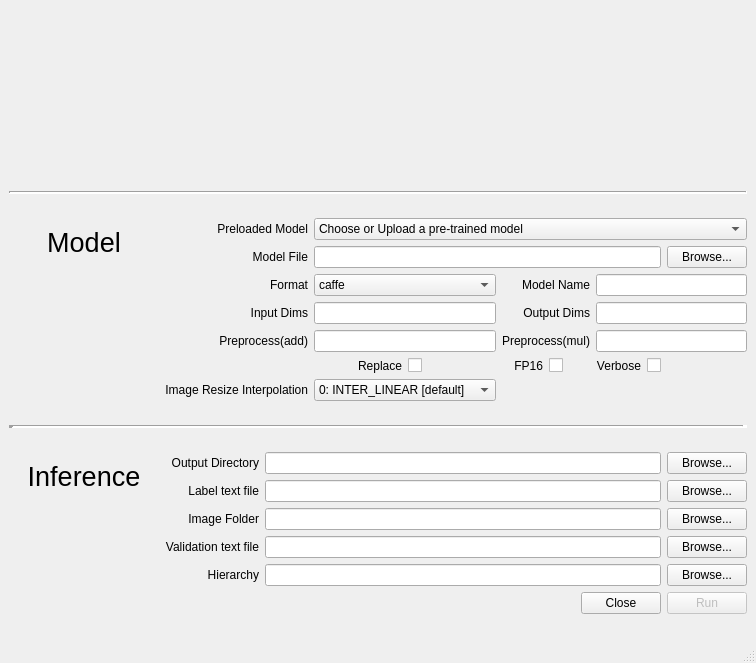
The window that inference_control.ui (kiritigowda/mivisionx-inference-analyzer) describes before a commit, drawn with Qt 5.
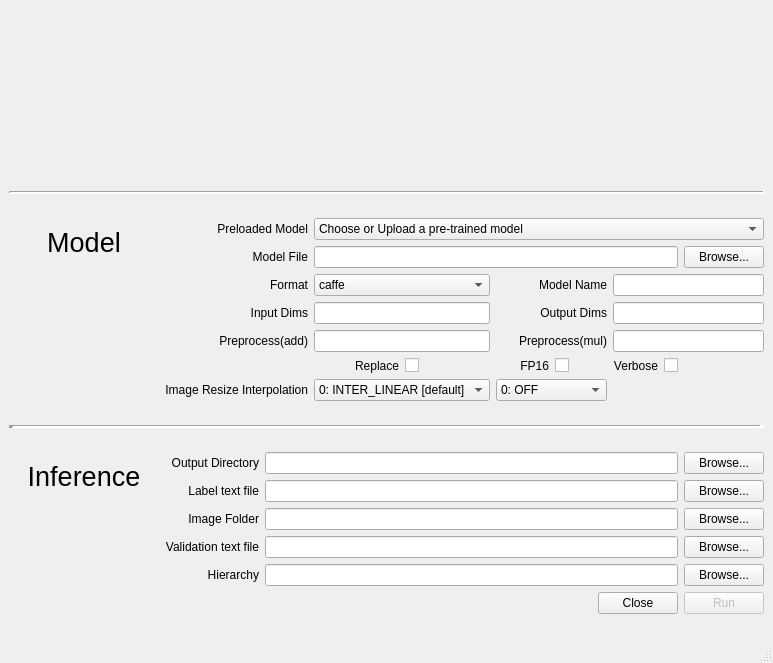
The same window after the commit. Icons and pictures are not drawn.

Commit message: Display Options Added

Diff of the .ui file:
```diff
--- a/inference_control.ui
+++ b/inference_control.ui
@@ -499,6 +499,30 @@
         </item>
        </widget>
       </item>
+      <item row="6" column="3">
+       <widget class="QComboBox" name="display_comboBox">
+        <property name="font">
+         <font>
+          <family>Ubuntu</family>
+         </font>
+        </property>
+        <item>
+         <property name="text">
+          <string>0: OFF</string>
+         </property>
+        </item>
+        <item>
+         <property name="text">
+          <string>1: Min</string>
+         </property>
+        </item>
+        <item>
+         <property name="text">
+          <string>2: ALL [default]</string>
+         </property>
+        </item>
+       </widget>
+      </item>
       <item row="1" column="2" colspan="3">
        <widget class="QLineEdit" name="file_lineEdit">
         <property name="sizePolicy">
```
Left out of the diff: 1 changed line with no effect on the pictures. The commit also changes 2 other files.
